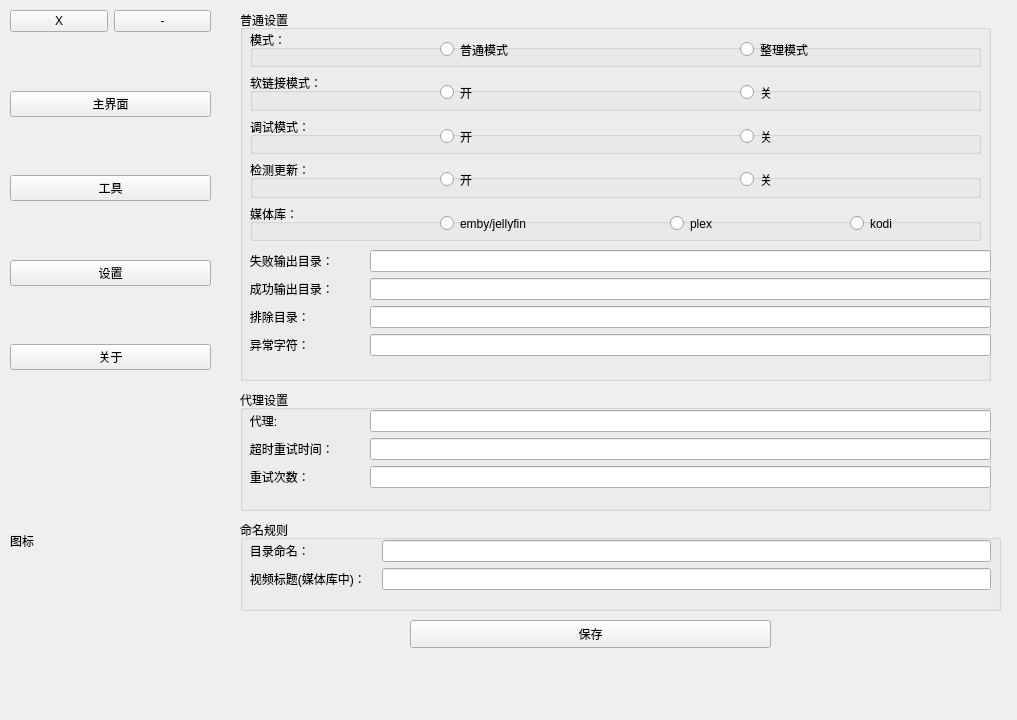
Qt form AVDC.ui (kejizhihui/av-profile-photo) before a commit.
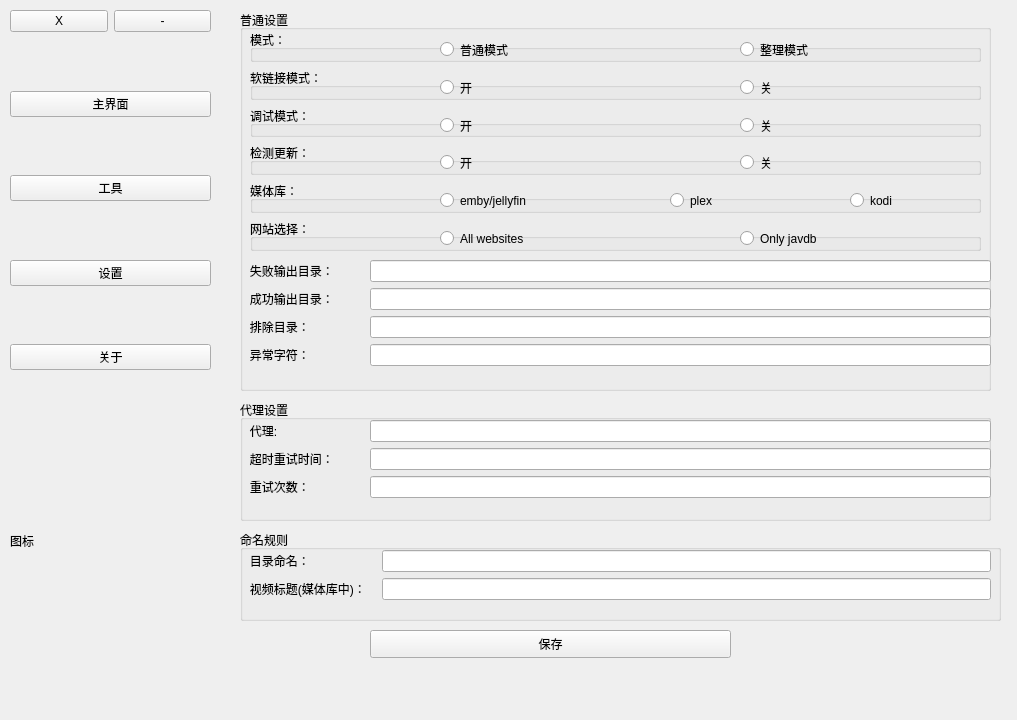
The same form after that commit. The open tabs and pages were chosen to show the change.

The edit to the form file:
```diff
--- a/AVDC.ui
+++ b/AVDC.ui
@@ -188,8 +188,8 @@
      <widget class="QPushButton" name="pushButton_save_config">
       <property name="geometry">
        <rect>
-        <x>180</x>
-        <y>620</y>
+        <x>140</x>
+        <y>630</y>
         <width>361</width>
         <height>28</height>
        </rect>
@@ -202,7 +202,7 @@
       <property name="geometry">
        <rect>
         <x>10</x>
-        <y>520</y>
+        <y>530</y>
         <width>761</width>
         <height>91</height>
        </rect>
@@ -247,7 +247,7 @@
       <property name="geometry">
        <rect>
         <x>10</x>
-        <y>390</y>
+        <y>400</y>
         <width>751</width>
         <height>121</height>
        </rect>
@@ -304,7 +304,7 @@
         <x>10</x>
         <y>10</y>
         <width>751</width>
-        <height>371</height>
+        <height>381</height>
        </rect>
       </property>
       <property name="title">
@@ -314,7 +314,7 @@
        <property name="geometry">
         <rect>
          <x>0</x>
-         <y>240</y>
+         <y>250</y>
          <width>751</width>
          <height>121</height>
         </rect>
@@ -371,7 +371,7 @@
          <x>10</x>
          <y>20</y>
          <width>731</width>
-         <height>211</height>
+         <height>221</height>
         </rect>
        </property>
        <layout class="QVBoxLayout" name="verticalLayout_3">
@@ -553,6 +553,39 @@
           </widget>
          </widget>
         </item>
+        <item>
+         <widget class="QGroupBox" name="groupBox_11">
+          <property name="title">
+           <string>网站选择：</string>
+          </property>
+          <widget class="QRadioButton" name="radioButton_all">
+           <property name="geometry">
+            <rect>
+             <x>190</x>
+             <y>10</y>
+             <width>291</width>
+             <height>19</height>
+            </rect>
+           </property>
+           <property name="text">
+            <string>All websites</string>
+           </property>
+          </widget>
+          <widget class="QRadioButton" name="radioButton_javdb">
+           <property name="geometry">
+            <rect>
+             <x>490</x>
+             <y>10</y>
+             <width>115</width>
+             <height>19</height>
+            </rect>
+           </property>
+           <property name="text">
+            <string>Only javdb</string>
+           </property>
+          </widget>
+         </widget>
+        </item>
        </layout>
       </widget>
      </widget>
```
Left out of the diff: 4 changed lines with no effect on the pictures.
